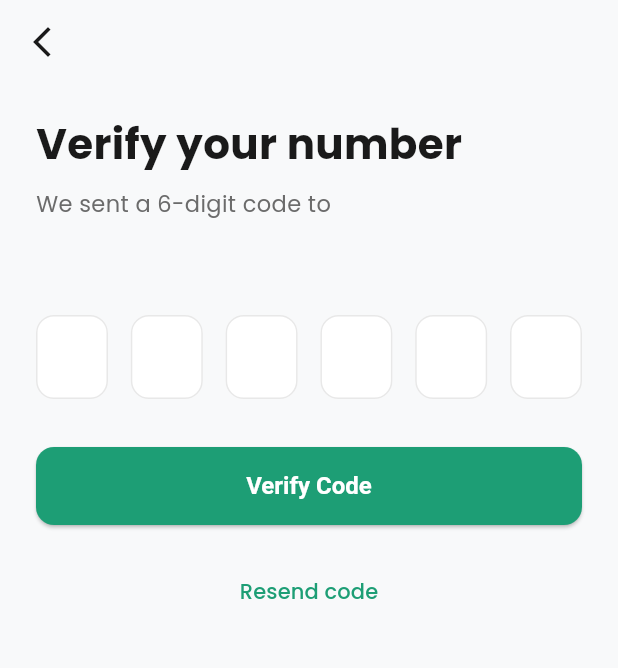
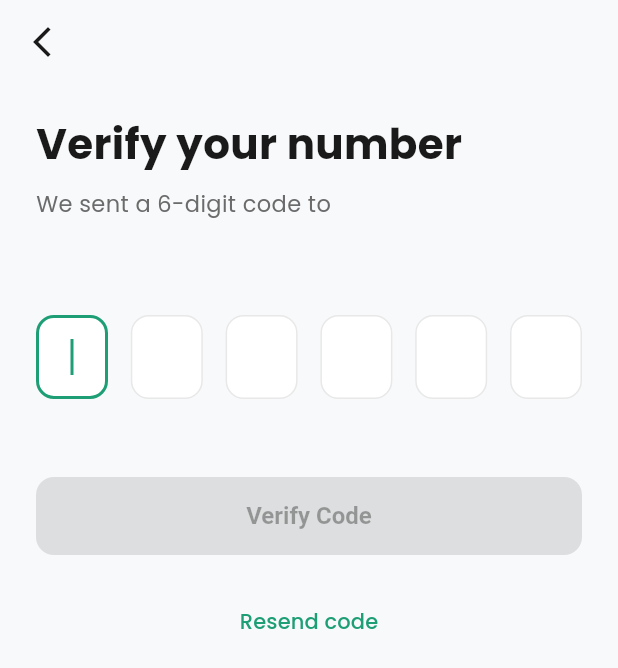
Before and after one commit to kucukkal/rise365, a Flutter app: the OtpScreen screen opened directly with empty values, on a phone screen of 412 x 824 dp. Shown: the top 668 px of the screen. Run offline on Flutter 3.47's test engine with Material 3 defaults, Android fonts, the phone set to English and light mode, and no system bars; our stand-ins replace dio, firebase_core, firebase_messaging, flutter_riverpod, flutter_secure_storage, google_fonts; missing offline and left inert: purchases_flutter; accounts and stored records are empty; network calls fail; statements that could not run were skipped.

```diff
--- a/app/lib/features/auth/screens/otp_screen.dart
+++ b/app/lib/features/auth/screens/otp_screen.dart
@@ -20,44 +20,44 @@ class OtpScreen extends StatefulWidget {
 }
 
 class _OtpScreenState extends State<OtpScreen> {
-  final List<TextEditingController> _controllers =
-      List.generate(6, (_) => TextEditingController());
-  final List<FocusNode> _focusNodes =
-      List.generate(6, (_) => FocusNode());
+  // Single controller behind 6 visual boxes — fixes backspace + SMS auto-fill
+  final TextEditingController _controller = TextEditingController();
+  final FocusNode _focusNode = FocusNode();
   bool _isLoading = false;
 
   @override
+  void initState() {
+    super.initState();
+    _controller.addListener(() {
+      setState(() {}); // redraw boxes on each keystroke
+      if (_controller.text.length == 6) _verify();
+    });
+    // Auto-focus the hidden field on open
+    WidgetsBinding.instance.addPostFrameCallback((_) {
+      _focusNode.requestFocus();
+    });
+  }
+
+  @override
   void dispose() {
-    for (var c in _controllers) c.dispose();
-    for (var f in _focusNodes) f.dispose();
+    _controller.dispose();
+    _focusNode.dispose();
     super.dispose();
   }
 
-  void _onDigitEntered(int index, String value) {
-    if (value.isNotEmpty && index < 5) {
-      _focusNodes[index + 1].requestFocus();
-    }
-    if (index == 5 && value.isNotEmpty) {
-      _verify();
-    }
-  }
+  Future<void> _verify() async {
+    final otp = _controller.text;
+    if (otp.length < 6) return;
+    if (_isLoading) return;
 
-  void _verify() async {
-  final otp = _controllers.map((c) => c.text).join();
-  if (otp.length < 6) {
-    ScaffoldMessenger.of(context).showSnackBar(
-      const SnackBar(content: Text('Please enter all 6 digits')),
-    );
-    return;
-  }
     setState(() => _isLoading = true);
     try {
       final verifyResult = await AuthApi.verifyOtp(
         phone: widget.phone,
         code: otp,
       );
-    if (mounted) {
-      Navigator.push(
+      if (!mounted) return;
+      Navigator.pushReplacement(
         context,
         MaterialPageRoute(
           builder: (_) => RegisterScreen(
@@ -69,22 +69,24 @@ class _OtpScreenState extends State<OtpScreen> {
           ),
         ),
       );
-    }
     } catch (e) {
-    if (mounted) {
+      if (!mounted) return;
+      _controller.clear();
       ScaffoldMessenger.of(context).showSnackBar(
-        SnackBar(
-          content: Text('Invalid OTP. Try again.'),
+        const SnackBar(
+          content: Text('Invalid code. Please try again.'),
           backgroundColor: AppColors.error,
         ),
       );
+    } finally {
+      if (mounted) setState(() => _isLoading = false);
     }
-  }
-  setState(() => _isLoading = false);
   }
 
   @override
   Widget build(BuildContext context) {
+    final code = _controller.text;
+
     return Scaffold(
       backgroundColor: AppColors.background,
       appBar: AppBar(
@@ -96,7 +98,11 @@ class _OtpScreenState extends State<OtpScreen> {
           onPressed: () => Navigator.pop(context),
         ),
       ),
-      body: SafeArea(
+      body: GestureDetector(
+        // Tap anywhere to refocus hidden field
+        onTap: () => _focusNode.requestFocus(),
+        behavior: HitTestBehavior.opaque,
+        child: SafeArea(
           child: Padding(
             padding: const EdgeInsets.symmetric(horizontal: 24),
             child: Column(
@@ -121,49 +127,82 @@ class _OtpScreenState extends State<OtpScreen> {
                   ),
                 ),
                 const SizedBox(height: 40),
+
+                // ── 6 visual boxes ────────────────────────────────────────
+                Stack(
+                  children: [
+                    // Hidden real input (receives keyboard / SMS auto-fill)
+                    Opacity(
+                      opacity: 0,
+                      child: TextField(
+                        controller: _controller,
+                        focusNode: _focusNode,
+                        keyboardType: TextInputType.number,
+                        maxLength: 6,
+                        autofillHints: const [AutofillHints.oneTimeCode],
+                        inputFormatters: [
+                          FilteringTextInputFormatter.digitsOnly
+                        ],
+                        onSubmitted: (_) => _verify(),
+                      ),
+                    ),
+                    // Visual boxes row
                     Row(
                       mainAxisAlignment: MainAxisAlignment.spaceBetween,
                       children: List.generate(6, (i) {
-                  return SizedBox(
+                        final filled = i < code.length;
+                        final isActive =
+                            i == code.length && _focusNode.hasFocus;
+                        return GestureDetector(
+                          onTap: () => _focusNode.requestFocus(),
+                          child: AnimatedContainer(
+                            duration: const Duration(milliseconds: 150),
                             width: 48,
                             height: 56,
-                    child: TextFormField(
-                      controller: _controllers[i],
-                      focusNode: _focusNodes[i],
-                      textAlign: TextAlign.center,
-                      keyboardType: TextInputType.number,
-                      maxLength: 1,
-                      inputFormatters: [
-                        FilteringTextInputFormatter.digitsOnly
-                      ],
+                            decoration: BoxDecoration(
+                              color: AppColors.surface,
+                              borderRadius: BorderRadius.circular(12),
+                              border: Border.all(
+                                color: isActive
+                                    ? AppColors.primary
+                                    : filled
+                                        ? AppColors.primary.withOpacity(0.5)
+                                        : AppColors.border,
+                                width: isActive ? 2 : 1,
+                              ),
+                            ),
+                            alignment: Alignment.center,
+                            child: filled
+                                ? Text(
+                                    code[i],
                                     style: const TextStyle(
                                       fontSize: 22,
                                       fontWeight: FontWeight.bold,
                                       color: AppColors.textPrimary,
                                     ),
-                      decoration: InputDecoration(
-                        counterText: '',
-                        filled: true,
-                        fillColor: AppColors.surface,
-                        border: OutlineInputBorder(
-                          borderRadius: BorderRadius.circular(12),
-                          borderSide:
-                              const BorderSide(color: AppColors.border),
-                        ),
-                        focusedBorder: OutlineInputBorder(
-                          borderRadius: BorderRadius.circular(12),
-                          borderSide: const BorderSide(
-                              color: AppColors.primary, width: 2),
-                        ),
-                      ),
-                      onChanged: (v) => _onDigitEntered(i, v),
+                                  )
+                                : isActive
+                                    ? Container(
+                                        width: 2,
+                                        height: 24,
+                                        color: AppColors.primary,
+                                      )
+                                    : null,
                           ),
                         );
                       }),
                     ),
+                  ],
+                ),
+
                 const SizedBox(height: 32),
-              ElevatedButton(
-                onPressed: _isLoading ? null : _verify,
+                SizedBox(
+                  width: double.infinity,
+                  height: 52,
+                  child: ElevatedButton(
+                    onPressed: (_isLoading || code.length < 6)
+                        ? null
+                        : _verify,
                     child: _isLoading
                         ? const SizedBox(
                             height: 20,
@@ -171,6 +210,7 @@ class _OtpScreenState extends State<OtpScreen> {
                             child: CircularProgressIndicator(
                                 color: Colors.white, strokeWidth: 2))
                         : const Text('Verify Code'),
+                  ),
                 ),
                 const SizedBox(height: 20),
                 Center(
@@ -188,6 +228,7 @@ class _OtpScreenState extends State<OtpScreen> {
             ),
           ),
         ),
+      ),
     );
   }
 }
--- a/app/lib/main.dart
+++ b/app/lib/main.dart
@@ -6,6 +6,7 @@ import 'package:firebase_messaging/firebase_messaging.dart';
 import 'firebase_options.dart';
 import 'core/theme/app_theme.dart';
 import 'core/services/api_service.dart';
+import 'core/services/subscription_service.dart';
 import 'core/services/users_api.dart';
 import 'core/services/notification_navigation.dart';
 import 'features/home/screens/splash_screen.dart';
@@ -29,6 +30,8 @@ void main() async {
   } catch (e) {
     devLog('❌ Firebase init error: $e');
   }
+
+  await SubscriptionService.init();
 
   runApp(const ProviderScope(child: Rise365App()));
 }
--- a/app/pubspec.yaml
+++ b/app/pubspec.yaml
@@ -1,7 +1,7 @@
 name: rise365
 description: Rise365 - Faith-based task and prayer tracking app
 publish_to: 'none'
-version: 1.0.0+5
+version: 1.1.0+2
 
 environment:
   sdk: '>=3.0.0 <4.0.0'
@@ -33,6 +33,9 @@ dependencies:
   # UI
   google_fonts: ^6.2.1
 
+  # Subscriptions
+  purchases_flutter: ^8.0.0
+
   # Utils
   intl: ^0.19.0
 
```
Also changed, not shown: app/lib/core/services/subscription_service.dart (added, +112 -0 lines), app/lib/features/home/screens/home_shell.dart (+16 -0 lines), app/lib/features/home/screens/splash_screen.dart (+13 -1 lines), app/lib/features/subscription/screens/paywall_screen.dart (added, +320 -0 lines), app/pubspec.lock, 1 other file. Lines whose indentation alone changed are shown as unchanged.
